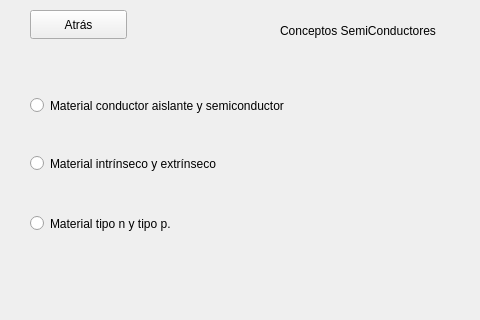
Qt form aplicacion/Tarea2_electronica/info_window.ui (jacobbonilla21/electronica) before a commit; both pictures show x 0 to 480 and y 0 to 320 of the 800 by 600 pixel window.
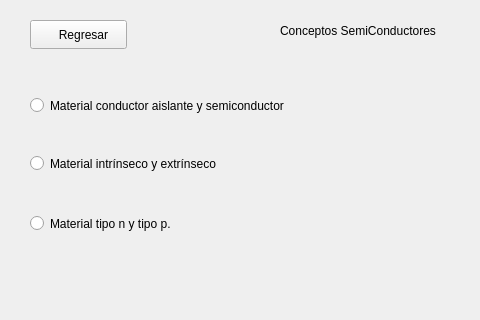
The same form after that commit. Icons and pictures are not drawn.

Patch:
```diff
--- a/aplicacion/Tarea2_electronica/info_window.ui
+++ b/aplicacion/Tarea2_electronica/info_window.ui
@@ -83,13 +83,16 @@
     <property name="geometry">
      <rect>
       <x>30</x>
-      <y>10</y>
+      <y>20</y>
       <width>97</width>
       <height>29</height>
      </rect>
     </property>
     <property name="text">
-     <string>Atrás</string>
+     <string>   Regresar</string>
+    </property>
+    <property name="icon">
+     <iconset theme="QIcon::ThemeIcon::EditUndo"/>
     </property>
    </widget>
   </widget>
```
